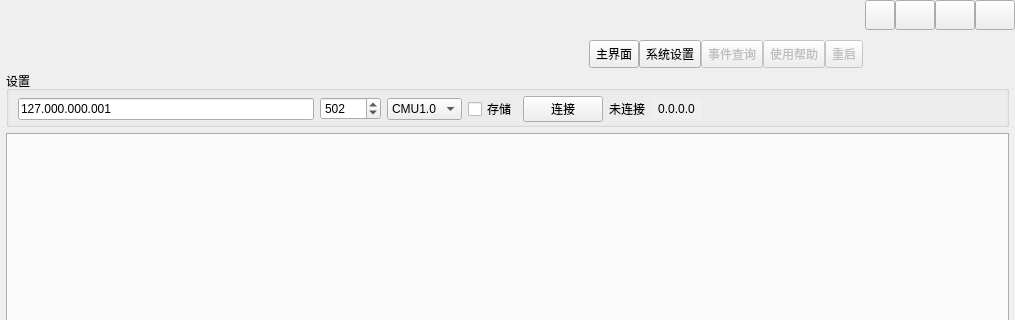
This is main_ui.ui in Shogpe/bmsTool as Qt 5 draws it before an edit; both pictures show x 0 to 1015 and y 0 to 320 of the 1015 by 600 pixel window. The edited form follows.
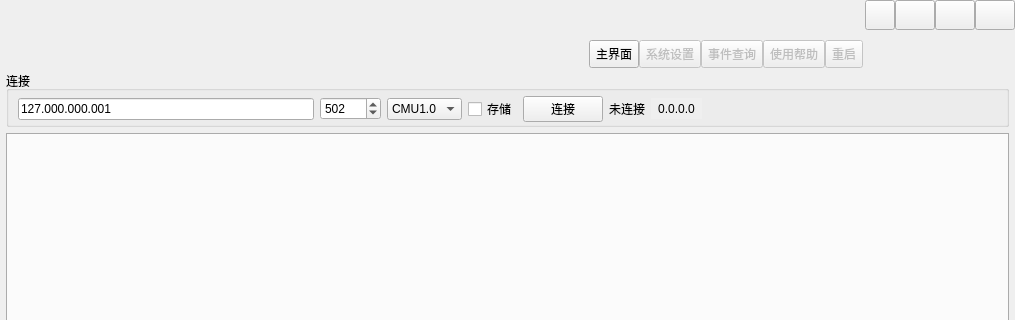
This is the edited form. Icons and pictures are not drawn. Custom widgets are drawn as their Qt base class.

Diff of the .ui file:
```diff
--- a/main_ui.ui
+++ b/main_ui.ui
@@ -85,7 +85,7 @@
               </sizepolicy>
              </property>
              <property name="title">
-              <string>设置</string>
+              <string>连接</string>
              </property>
              <property name="flat">
               <bool>true</bool>
@@ -693,7 +693,7 @@
          <item>
           <widget class="QToolButton" name="btnConfig">
            <property name="enabled">
-            <bool>true</bool>
+            <bool>false</bool>
            </property>
            <property name="sizePolicy">
             <sizepolicy hsizetype="Fixed" vsizetype="Expanding">
```
Left out of the diff: 5 changed lines with no effect on the pictures.
